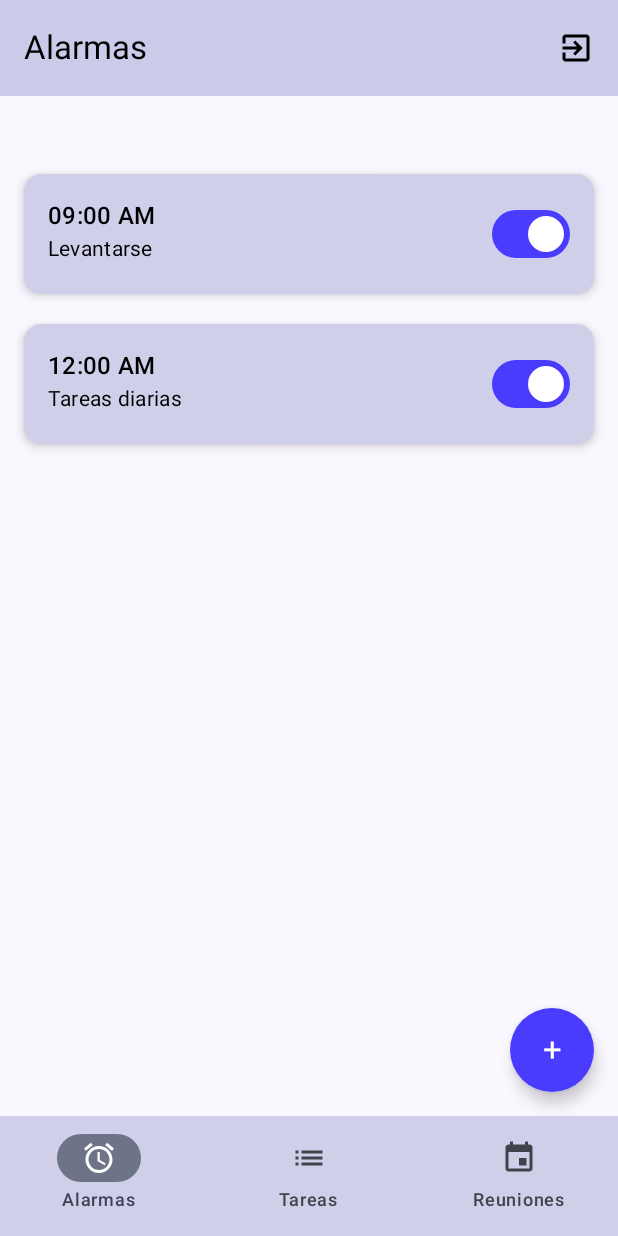
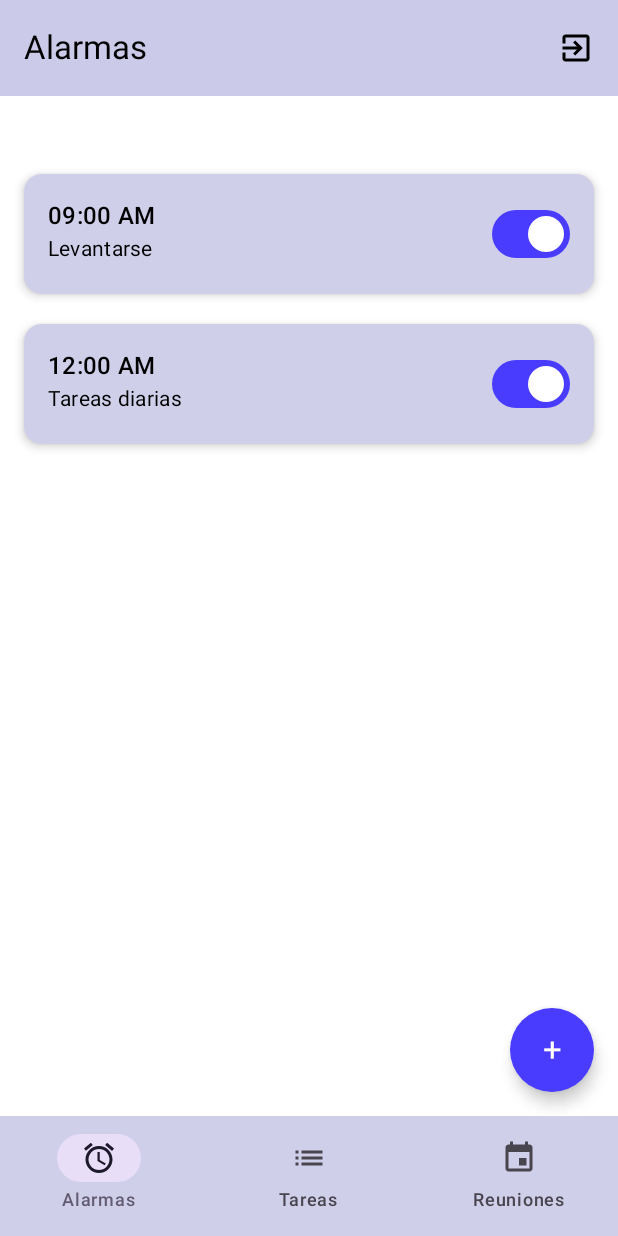
Before and after one commit to 5x5x5-cube/ux-mockups, an Android app built with Jetpack Compose: the screen it shows after launch (MainActivity), after a tap on "Iniciar Sesión", on a phone screen of 412 x 824 dp. Run offline under Robolectric (Android 15) with nearby library versions, the phone set to English and light mode, and no system bars.

Commit message:
correccion de tema

```diff
--- a/mobile-mockup/app/src/main/java/com/uniandes/alarmasti/ui/theme/Theme.kt
+++ b/mobile-mockup/app/src/main/java/com/uniandes/alarmasti/ui/theme/Theme.kt
@@ -1,54 +1,29 @@
 package com.uniandes.alarmasti.ui.theme
 
-import android.app.Activity
-import android.os.Build
-import androidx.compose.foundation.isSystemInDarkTheme
 import androidx.compose.material3.MaterialTheme
-import androidx.compose.material3.darkColorScheme
-import androidx.compose.material3.dynamicDarkColorScheme
-import androidx.compose.material3.dynamicLightColorScheme
 import androidx.compose.material3.lightColorScheme
 import androidx.compose.runtime.Composable
-import androidx.compose.ui.platform.LocalContext
-
-private val DarkColorScheme = darkColorScheme(
-    primary = Purple80,
-    secondary = PurpleGrey80,
-    tertiary = Pink80
-)
+import androidx.compose.ui.graphics.Color
 
 private val LightColorScheme = lightColorScheme(
     primary = Purple40,
     secondary = PurpleGrey40,
-    tertiary = Pink40
-
-    /* Other default colors to override
-    background = Color(0xFFFFFBFE),
-    surface = Color(0xFFFFFBFE),
+    tertiary = Pink40,
+    background = Color(0xFFFFFFFF),
+    surface = Color(0xFFFFFFFF),
     onPrimary = Color.White,
     onSecondary = Color.White,
     onTertiary = Color.White,
-    onBackground = Color(0xFF1C1B1F),
-    onSurface = Color(0xFF1C1B1F),
-    */
+    onBackground = Color.Black,
+    onSurface = Color.Black
 )
 
 @Composable
 fun AlarmastiTheme(
-    darkTheme: Boolean = isSystemInDarkTheme(),
-    // Dynamic color is available on Android 12+
-    dynamicColor: Boolean = true,
     content: @Composable () -> Unit
 ) {
-    val colorScheme = when {
-        dynamicColor && Build.VERSION.SDK_INT >= Build.VERSION_CODES.S -> {
-            val context = LocalContext.current
-            if (darkTheme) dynamicDarkColorScheme(context) else dynamicLightColorScheme(context)
-        }
-
-        darkTheme -> DarkColorScheme
-        else -> LightColorScheme
-    }
+    // 👇 siempre usa Light mode
+    val colorScheme = LightColorScheme
 
     MaterialTheme(
         colorScheme = colorScheme,
```
